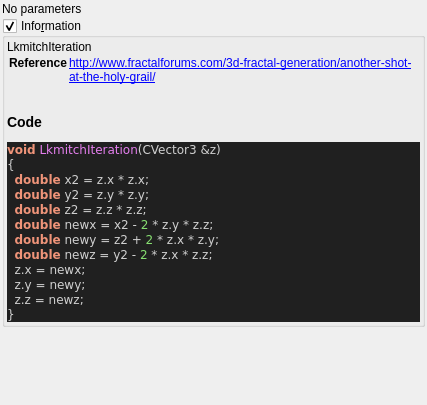
Above: mandelbulber2/qt_data/fractal_lkmitch.ui from buddhi1980/mandelbulber2 before the change. Below: the same form after it.
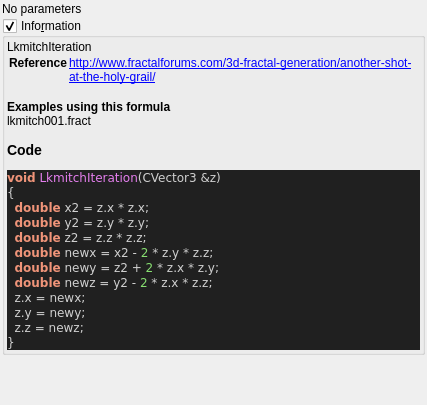
That is the form after the change. Custom widgets are drawn as their Qt base class.

Commit message:
ui information - added example occurrences
now every formula, which is used in an example file, will display a list
of the example files in the information box. A maximum of 5 occurences is
displayed.
The script also outputs, which formulas do not yet have any example
files.

```diff
--- a/mandelbulber2/qt_data/fractal_lkmitch.ui
+++ b/mandelbulber2/qt_data/fractal_lkmitch.ui
@@ -67,7 +67,7 @@
 &lt;tr&gt;&lt;th&gt;Reference&lt;/th&gt;&lt;td&gt;&lt;a href=&quot;http://www.fractalforums.com/3d-fractal-generation/another-shot-at-the-holy-grail/&quot;&gt;http://www.fractalforums.com/3d-fractal-generation/another-shot-at-the-holy-grail/&lt;br&gt;
 &lt;/td&gt;&lt;/tr&gt;
 &lt;/table&gt;
-&lt;h3&gt;Code&lt;/h3&gt;
+&lt;b&gt;Examples using this formula&lt;/b&gt;&lt;br&gt;lkmitch001.fract&lt;h3&gt;Code&lt;/h3&gt;
 &lt;body style=&quot;background-color:#202020&quot;&gt;
 &lt;pre style=&quot;color:#d0d0d0; background-color:#202020;  font-family:'Courier New',monospace;&quot;&gt;&lt;span style=&quot;color:#f09479; font-weight:bold&quot;&gt;void&lt;/span&gt; &lt;span style=&quot;color:#e47eed&quot;&gt;LkmitchIteration&lt;/span&gt;&lt;span style=&quot;color:#d0d0d0&quot;&gt;(&lt;/span&gt;CVector3 &lt;span style=&quot;color:#d0d0d0&quot;&gt;&amp;amp;&lt;/span&gt;z&lt;span style=&quot;color:#d0d0d0&quot;&gt;)&lt;/span&gt;
 &lt;span style=&quot;color:#d0d0d0&quot;&gt;{&lt;/span&gt;
```
The commit also changes 59 other files.
